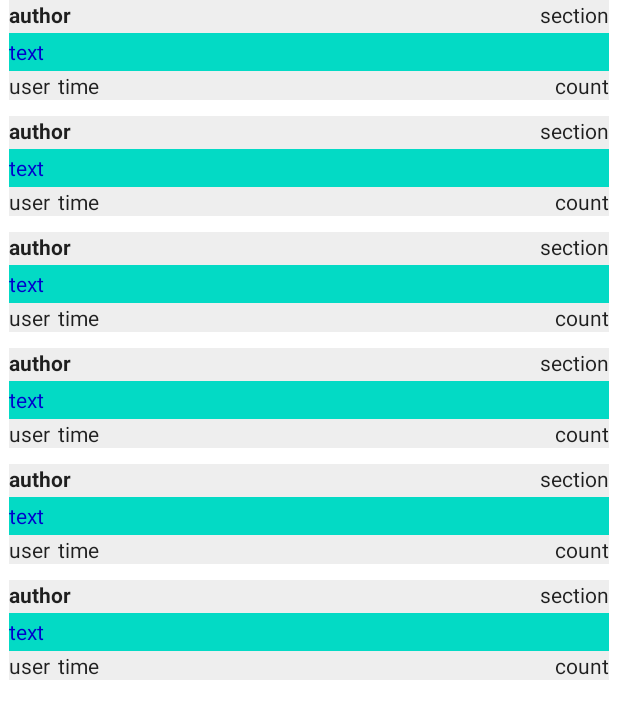
After one commit to a-sitnikov/android.mista, an Android app: the layout fragment_topics_list.xml on its own in the app's theme, with its tools: preview values and no code run, on a phone screen of 412 x 824 dp. The commit adds this screen. Shown: the top 719 px of the screen. Run offline under Robolectric (Android 15) with nearby library versions, the phone set to English and light mode, and no system bars.

Commit message:
get topics list from API

```diff
--- a/app/src/main/AndroidManifest.xml
+++ b/app/src/main/AndroidManifest.xml
@@ -1,6 +1,9 @@
 <?xml version="1.0" encoding="utf-8"?>
 <manifest xmlns:android="http://schemas.android.com/apk/res/android"
     package="com.acsent.androidmista">
+
+    <uses-permission android:name="android.permission.INTERNET" />
+    <uses-permission android:name="android.permission.ACCESS_NETWORK_STATE" />
 
     <application
         android:allowBackup="true"
@@ -9,9 +12,6 @@
         android:roundIcon="@mipmap/ic_launcher_round"
         android:supportsRtl="true"
         android:theme="@style/Theme.AndroidMista">
-        <activity
-            android:name=".TopicsListItem"
-            android:exported="false" />
         <activity
             android:name=".MainActivity"
             android:exported="true">
--- a/app/src/main/java/com/acsent/androidmista/TopicsListItem.kt
+++ b/app/src/main/java/com/acsent/androidmista/TextEditor.kt
@@ -3,9 +3,9 @@ package com.acsent.androidmista
 import androidx.appcompat.app.AppCompatActivity
 import android.os.Bundle
 
-class TopicsListItem : AppCompatActivity() {
+class TextEditor : AppCompatActivity() {
     override fun onCreate(savedInstanceState: Bundle?) {
         super.onCreate(savedInstanceState)
-        setContentView(R.layout.activity_topics_list_item)
+        setContentView(R.layout.activity_text_editor)
     }
 }
--- /dev/null
+++ b/app/src/main/res/layout/fragment_topics_list.xml
@@ -0,0 +1,30 @@
+<?xml version="1.0" encoding="utf-8"?>
+<layout xmlns:android="http://schemas.android.com/apk/res/android"
+    xmlns:app="http://schemas.android.com/apk/res-auto"
+    xmlns:tools="http://schemas.android.com/tools">
+
+    <data>
+        <variable
+            name="viewModel"
+            type="com.acsent.androidmista.topicsList.ListViewModel" />
+    </data>
+
+    <androidx.swiperefreshlayout.widget.SwipeRefreshLayout
+        android:id="@+id/swipeRefreshLayout"
+        android:layout_width="match_parent"
+        android:layout_height="match_parent"
+        tools:context=".topicsList.TopicsListFragment">
+
+        <androidx.recyclerview.widget.RecyclerView
+            android:id="@+id/recyclerView"
+            android:layout_width="match_parent"
+            android:layout_height="match_parent"
+            android:paddingLeft="6dp"
+            android:paddingRight="6dp"
+            app:layoutManager="androidx.recyclerview.widget.LinearLayoutManager"
+            app:listData="@{viewModel.list}"
+            tools:itemCount="20"
+            tools:listitem="@layout/topics_list_item" />
+
+    </androidx.swiperefreshlayout.widget.SwipeRefreshLayout>
+</layout>
--- /dev/null
+++ b/app/src/main/res/layout/topics_list_item.xml
@@ -0,0 +1,105 @@
+<?xml version="1.0" encoding="utf-8"?>
+<layout xmlns:android="http://schemas.android.com/apk/res/android"
+    xmlns:app="http://schemas.android.com/apk/res-auto"
+    xmlns:tools="http://schemas.android.com/tools">
+    <data>
+        <variable
+            name="item"
+            type="com.acsent.androidmista.network.TopicsListItem" />
+    </data>
+
+    <LinearLayout
+        android:id="@+id/row"
+        android:layout_width="match_parent"
+        android:layout_height="wrap_content"
+        android:layout_marginBottom="5dp"
+        android:orientation="vertical"
+        app:width="@{item}">
+
+        <FrameLayout
+            android:id="@+id/header"
+            android:layout_width="match_parent"
+            android:layout_height="22dp"
+            android:background="?attr/colorHeader">
+
+            <TextView
+                android:id="@+id/author"
+                android:layout_width="wrap_content"
+                android:layout_height="match_parent"
+                android:text="author"
+                android:textColor="?attr/editTextColor"
+                android:textStyle="bold"
+                app:text="@{item.author}" />
+
+            <TextView
+                android:id="@+id/section"
+                android:layout_width="wrap_content"
+                android:layout_height="match_parent"
+                android:layout_gravity="right"
+                android:text="section"
+                android:textColor="?attr/editTextColor"
+                app:text="@{item.section}" />
+
+        </FrameLayout>
+
+        <FrameLayout
+            android:id="@+id/frame"
+            android:layout_width="match_parent"
+            android:layout_height="wrap_content"
+            android:background="@color/purple_200">
+
+            <TextView
+                android:id="@+id/text"
+                android:layout_width="match_parent"
+                android:layout_height="wrap_content"
+                android:background="@color/teal_200"
+                android:gravity="center_vertical"
+                android:minHeight="25dp"
+                android:text="text"
+                android:textColor="?attr/colorLink"
+                app:text="@{item.text}"/>
+        </FrameLayout>
+
+        <androidx.constraintlayout.widget.ConstraintLayout
+            android:id="@+id/footer"
+            android:layout_width="match_parent"
+            android:layout_height="wrap_content"
+            android:layout_marginBottom="5dp"
+            android:background="?attr/colorHeader">
+
+            <TextView
+                android:id="@+id/user"
+                android:layout_width="wrap_content"
+                android:layout_height="wrap_content"
+                android:text="user"
+                android:textColor="?attr/editTextColor"
+                app:layout_constraintStart_toStartOf="parent"
+                app:layout_constraintTop_toTopOf="parent"
+                app:text="@{item.user}" />
+
+            <TextView
+                android:id="@+id/time"
+                android:layout_width="wrap_content"
+                android:layout_height="wrap_content"
+                android:layout_marginLeft="5dp"
+                android:text="time"
+                android:textColor="?attr/editTextColor"
+                app:layout_constraintStart_toEndOf="@id/user"
+                app:layout_constraintTop_toTopOf="parent"
+                app:text="@{item.updatedStr}"/>
+
+            <TextView
+                android:id="@+id/count"
+                android:layout_width="wrap_content"
+                android:layout_height="wrap_content"
+                android:text="count"
+                android:textColor="?attr/editTextColor"
+                app:layout_constraintBottom_toBottomOf="parent"
+                app:layout_constraintEnd_toEndOf="parent"
+                app:layout_constraintTop_toTopOf="parent"
+                app:text="@{item.count}" />
+
+        </androidx.constraintlayout.widget.ConstraintLayout>
+
+    </LinearLayout>
+</layout>
--- /dev/null
+++ b/app/src/main/res/values/attrs.xml
@@ -0,0 +1,5 @@
+<?xml version="1.0" encoding="utf-8"?>
+<resources>
+    <attr name="colorHeader"/>
+    <attr name="colorLink"/>
+</resources>
--- a/app/src/main/res/values/themes.xml
+++ b/app/src/main/res/values/themes.xml
@@ -12,6 +12,8 @@
         <!-- Status bar color. -->
         <item name="android:statusBarColor" tools:targetApi="l">?attr/colorPrimaryVariant</item>
         <!-- Customize your theme here. -->
+        <item name="colorHeader">#EEE</item>
+        <item name="colorLink">#00C</item>
     </style>
 
     <style name="Theme.AndroidMista.NoActionBar">
--- a/build.gradle
+++ b/build.gradle
@@ -5,7 +5,7 @@ buildscript {
         mavenCentral()
     }
     dependencies {
-        classpath "com.android.tools.build:gradle:7.0.4"
+        classpath 'com.android.tools.build:gradle:7.0.3'
         classpath "org.jetbrains.kotlin:kotlin-gradle-plugin:1.6.0"
 
         // NOTE: Do not place your application dependencies here; they belong
```
Also changed, not shown: app/build.gradle (+13 -2 lines), app/src/main/java/com/acsent/androidmista/API.kt (+11 -3 lines), app/src/main/java/com/acsent/androidmista/BindingAdapters.kt (added, +78 -0 lines), app/src/main/java/com/acsent/androidmista/MainActivity.kt (+6 -17 lines), app/src/main/java/com/acsent/androidmista/network/ApiService.kt (added, +27 -0 lines), app/src/main/java/com/acsent/androidmista/network/TopicsListItem.kt (added, +34 -0 lines), app/src/main/java/com/acsent/androidmista/topicsList/ListVewModel.kt (added, +42 -0 lines), app/src/main/java/com/acsent/androidmista/topicsList/ListViewAdapter.kt (added, +39 -0 lines), app/src/main/java/com/acsent/androidmista/topicsList/TopicsListFragment.kt (added, +39 -0 lines), app/src/main/java/com/acsent/androidmista/topicslist/ListViewAdapter.kt (deleted, +0 -54 lines), app/src/main/res/layout/activity_main.xml (+5 -7 lines), app/src/main/res/layout/activity_text_editor.xml (added, +25 -0 lines), app/src/main/res/layout/activity_topics_list_item.xml (deleted, +0 -78 lines).
